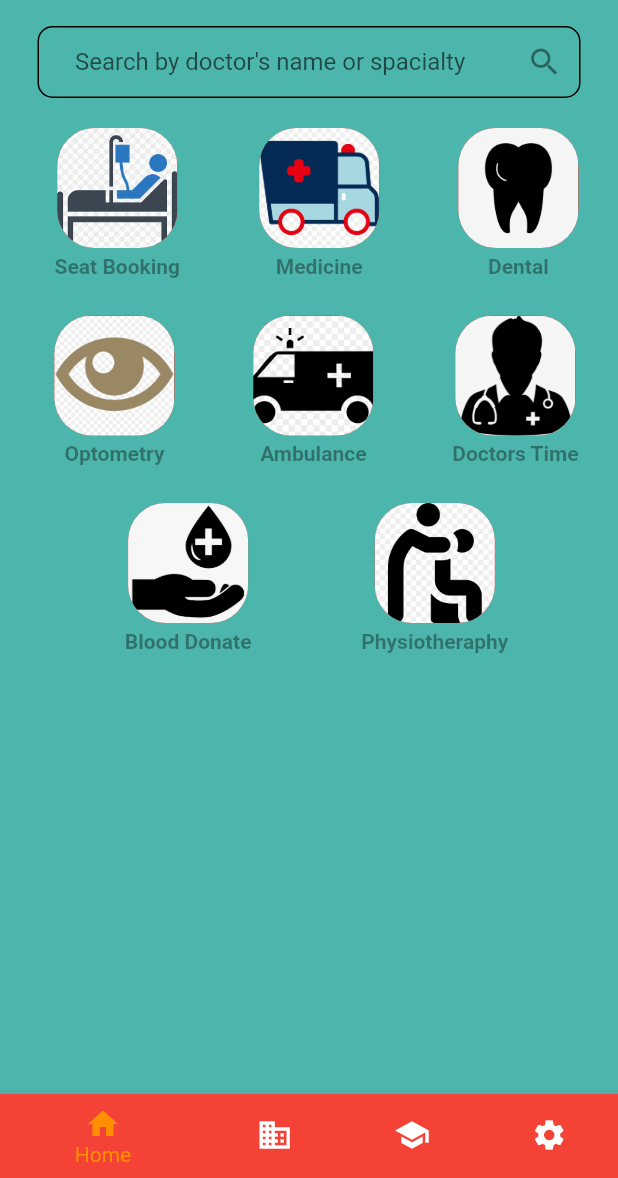
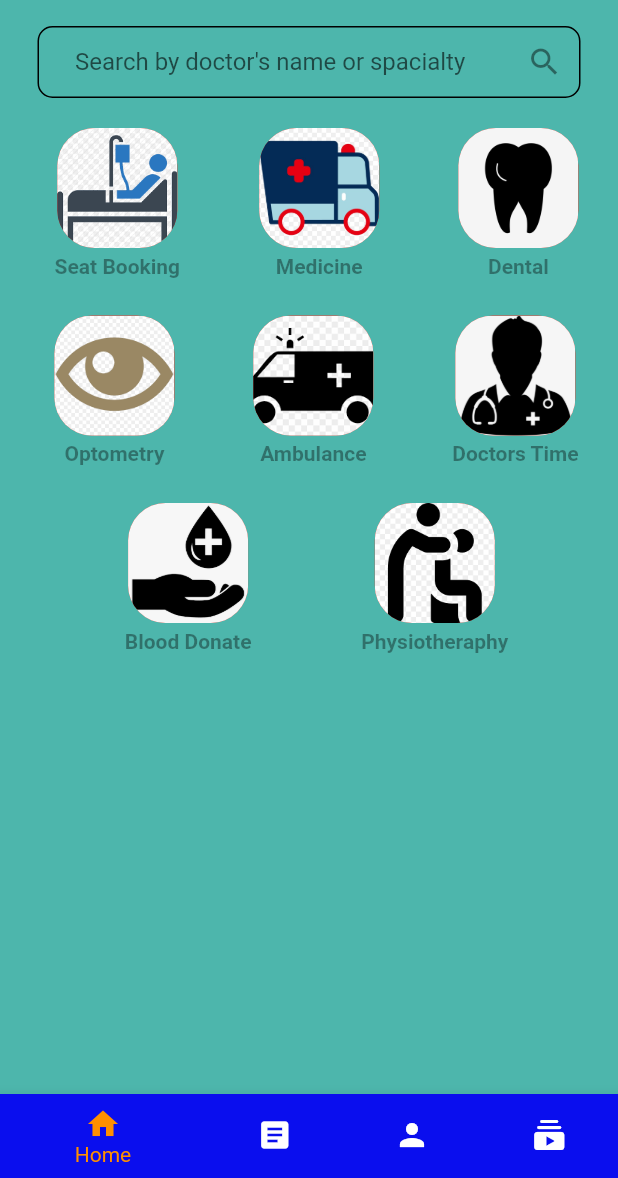
Before and after one commit to abuniaz/e_health_ui, a Flutter app: the HomeTwo screen opened directly, on a phone screen of 412 x 824 dp, the part 58-1236 px from its top. Run offline on Flutter 3.47's test engine with Material 2 defaults, Android fonts, the phone set to English and light mode, and no system bars.

Commit message:
Update home2.dart

```diff
--- a/lib/Start_Page/home2.dart
+++ b/lib/Start_Page/home2.dart
@@ -20,15 +20,15 @@ class _HomeTwoState extends State<HomeTwo> {
       style: optionStyle,
     ),
     Text(
-      'Index 1: Business',
+      'Index 1: History',
       style: optionStyle,
     ),
     Text(
-      'Index 2: School',
+      'Index 2: Find Doctor',
       style: optionStyle,
     ),
     Text(
-      'Index 3: Settings',
+      'Index 3: Subscription',
       style: optionStyle,
     ),
   ];
@@ -95,22 +95,22 @@ class _HomeTwoState extends State<HomeTwo> {
           BottomNavigationBarItem(
             icon: Icon(Icons.home),
             label: 'Home',
-            backgroundColor: Colors.red,
+            backgroundColor: Color.fromARGB(255, 10, 14, 238),
           ),
           BottomNavigationBarItem(
-            icon: Icon(Icons.business),
-            label: 'Business',
+            icon: Icon(Icons.article),
+            label: 'History',
             backgroundColor: Colors.green,
           ),
           BottomNavigationBarItem(
-            icon: Icon(Icons.school),
-            label: 'School',
+            icon: Icon(Icons.person),
+            label: 'Find Doctor',
             backgroundColor: Colors.purple,
           ),
           BottomNavigationBarItem(
-            icon: Icon(Icons.settings),
-            label: 'Settings',
-            backgroundColor: Colors.pink,
+            icon: Icon(Icons.subscriptions_rounded),
+            label: 'Subcription',
+            backgroundColor: Color.fromARGB(255, 92, 42, 42),
           ),
         ],
         currentIndex: _selectedIndex,
```
